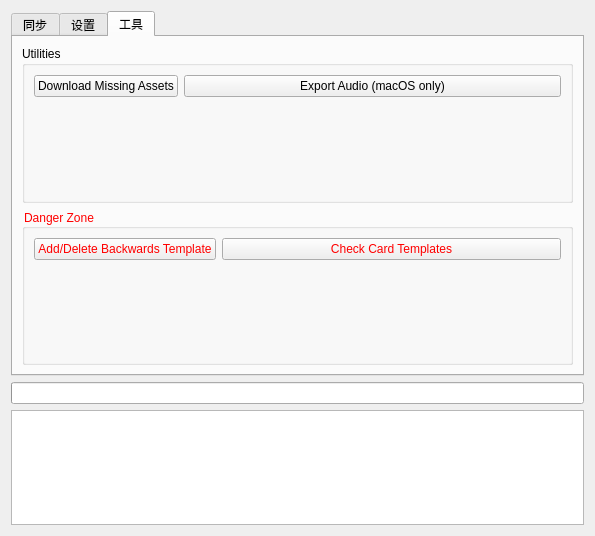
This is addon/UIForm/mainUI.ui in lixvbnet/Dict2Anki as Qt 5 draws it before an edit. The edited form follows.
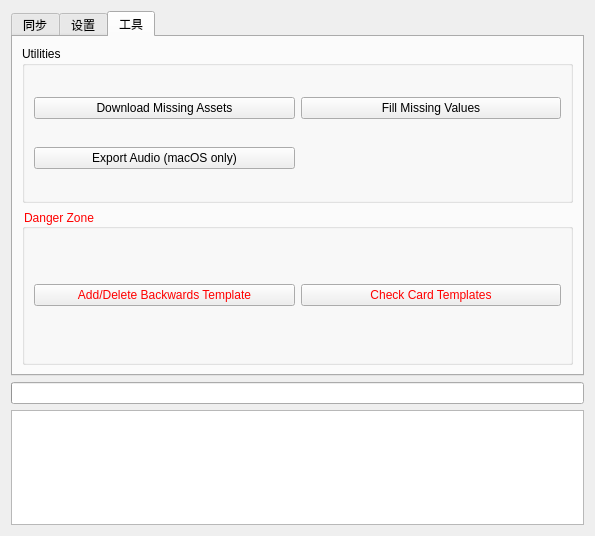
This is the edited form. The open tabs and pages were chosen to show the change.

Commit message: feat: use a separate button for "fill missing field values"

Patch:
```diff
--- a/addon/UIForm/mainUI.ui
+++ b/addon/UIForm/mainUI.ui
@@ -394,7 +394,7 @@
          <property name="title">
           <string>Danger Zone</string>
          </property>
-         <layout class="QFormLayout" name="formLayout_2">
+         <layout class="QGridLayout" name="gridLayout_8">
           <item row="0" column="0">
            <widget class="QPushButton" name="btnBackwardTemplate">
             <property name="text">
@@ -417,7 +417,7 @@
          <property name="title">
           <string>Utilities</string>
          </property>
-         <layout class="QFormLayout" name="formLayout">
+         <layout class="QGridLayout" name="gridLayout_7">
           <item row="0" column="0">
            <widget class="QPushButton" name="btnDownloadMissingAssets">
             <property name="toolTip">
@@ -429,6 +429,16 @@
            </widget>
           </item>
           <item row="0" column="1">
+           <widget class="QPushButton" name="btnFillMissingValues">
+            <property name="toolTip">
+             <string>Check existing notes and fill missing field values</string>
+            </property>
+            <property name="text">
+             <string>Fill Missing Values</string>
+            </property>
+           </widget>
+          </item>
+          <item row="1" column="0">
            <widget class="QPushButton" name="btnExportAudio">
             <property name="toolTip">
              <string>Export all words in selected deck into a single audio file. (macOS only)</string>
```
Left out of the diff: 2 changed lines with no effect on the pictures. The commit also changes 2 other files.
